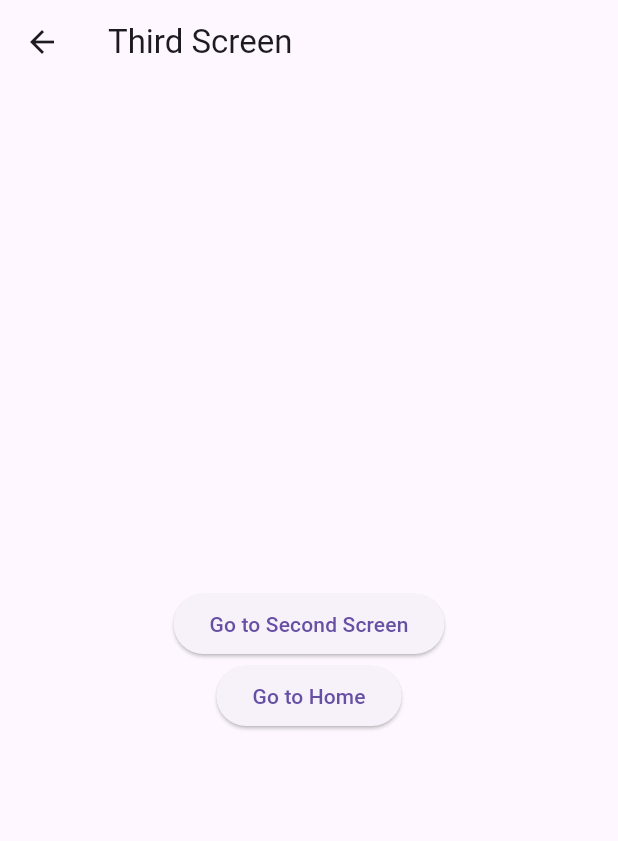
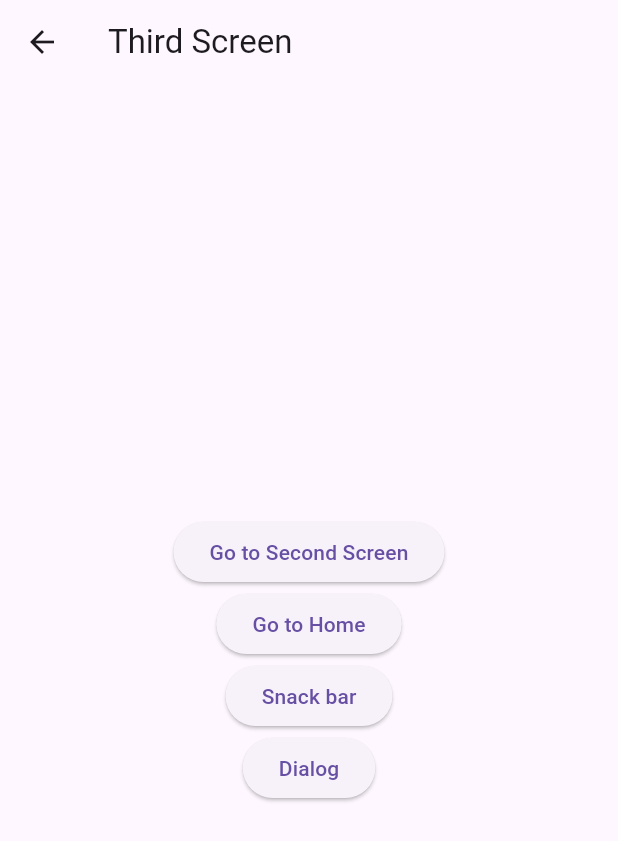
Before and after one commit to ahmedhossain29/GetX, a Flutter app: the ThirdScreen screen opened directly, on a phone screen of 412 x 824 dp. Shown: the top 841 px of the screen. Run offline on Flutter 3.47's test engine with Material 3 defaults, Android fonts, the phone set to English and light mode, and no system bars; our stand-ins replace get.

Commit message:
Snackar & Dialog

```diff
--- a/lib/third_screen.dart
+++ b/lib/third_screen.dart
@@ -26,6 +26,16 @@ class ThirdScreen extends StatelessWidget {
                   Get.offAll(const HomeScreen());
                 },
                 child: const Text("Go to Home")),
+            ElevatedButton(
+                onPressed: () {
+                  Get.snackbar('Hi', 'I am Snack bar');
+                },
+                child: const Text('Snack bar')),
+            ElevatedButton(
+                onPressed: () {
+                  Get.defaultDialog(title: 'Dialog');
+                },
+                child: const Text('Dialog')),
           ],
         ),
       ),
```
